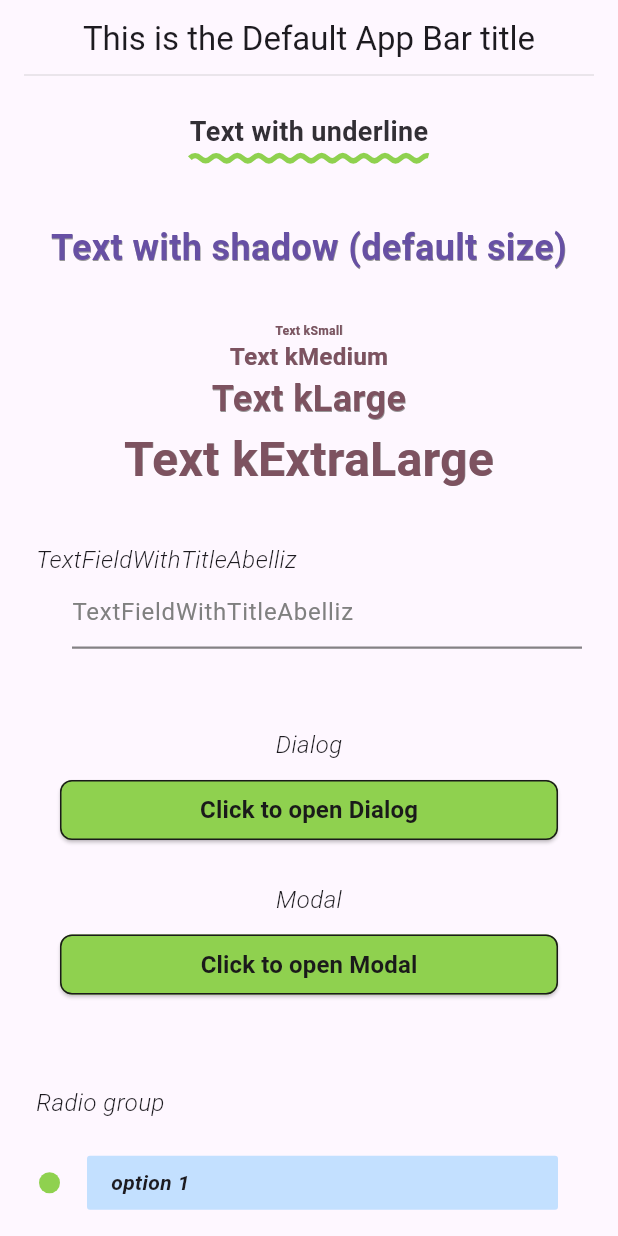
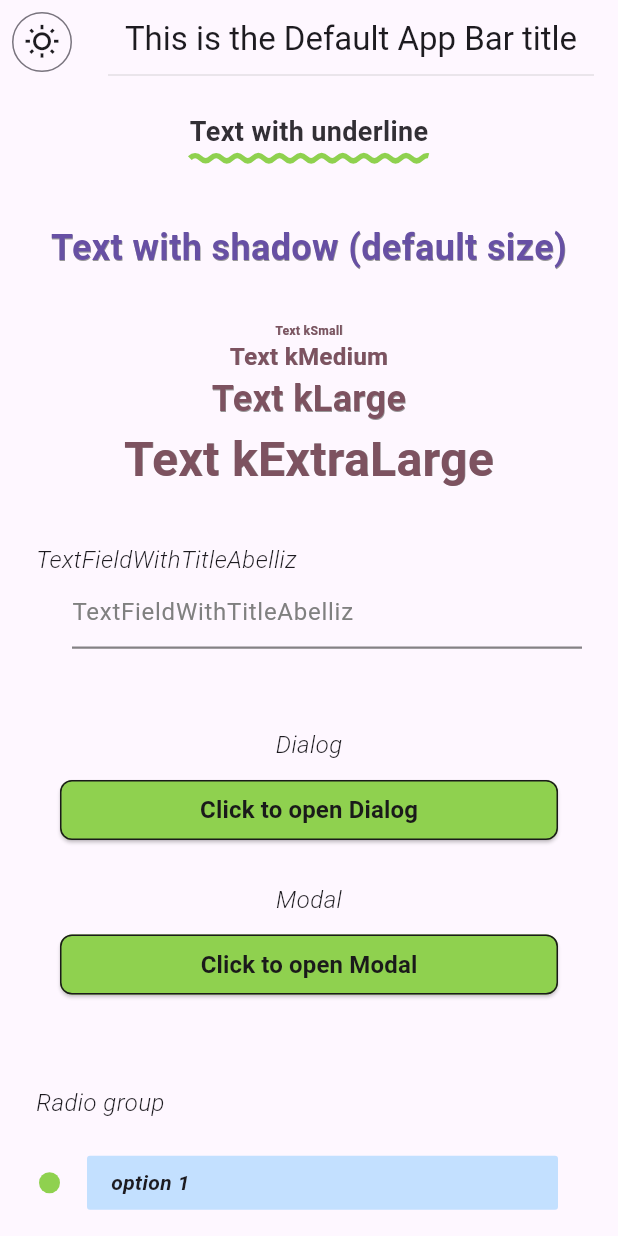
Before and after one commit to andersonbelli/abelliz_essentials, a Flutter app: the screen it shows after launch, on a phone screen of 412 x 824 dp. Run offline on Flutter 3.47's test engine with Material 3 defaults, Android fonts, the light colour scheme and no system bars; missing offline and left inert: mobkit_dashed_border; project files that could hold a hidden picture were left out.

Commit message:
Creating "Samples" web project to showcase the available Widgets

```diff
--- a/samples/lib/main.dart
+++ b/samples/lib/main.dart
@@ -30,13 +30,20 @@ class App extends StatefulWidget {
 }
 
 class _AppState extends State<App> {
+  /// ThemeMode settings
+  bool isDarkmode = false;
+  toggleThemeMode() => setState(() {
+        isDarkmode = !isDarkmode;
+      });
+
+  /// Radio settings
   List<String> radioOptions = ['option 1', 'option 2', 'option 3'];
   String selectedRadioOption = 'option 1';
-
   selectRadioOption(String? value) => setState(() {
         if (value != null) selectedRadioOption = value;
       });
 
+  /// Loading settings
   bool isLoading = true;
   toggleLoading() => setState(() {
         isLoading = !isLoading;
@@ -49,13 +56,31 @@ class _AppState extends State<App> {
       1: 'Error message 2',
     };
 
-    return DefaultScaffoldAbelliz(
+    return MaterialApp(
+      localizationsDelegates: const [
+        DefaultMaterialLocalizations.delegate,
+        DefaultWidgetsLocalizations.delegate,
+        DefaultCupertinoLocalizations.delegate,
+      ],
+      supportedLocales: const [
+        Locale('en', ''),
+      ],
+      theme: ThemeData(
+        brightness: isDarkmode ? Brightness.dark : null,
+      ),
+      home: DefaultScaffoldAbelliz(
         customAppBar: AppBar(
           forceMaterialTransparency: true,
           title: const DefaultAppBarTitleAbelliz(
             Text(
               'This is the Default App Bar title',
               textAlign: TextAlign.center,
+            ),
+          ),
+          leading: IconButton.outlined(
+            onPressed: toggleThemeMode,
+            icon: Icon(
+              isDarkmode ? Icons.dark_mode_outlined : Icons.wb_sunny_outlined,
             ),
           ),
         ),
@@ -294,6 +319,7 @@ class _AppState extends State<App> {
             ),
           ),
         ),
+      ),
     );
   }
 }
```
Lines whose indentation alone changed are shown as unchanged.
